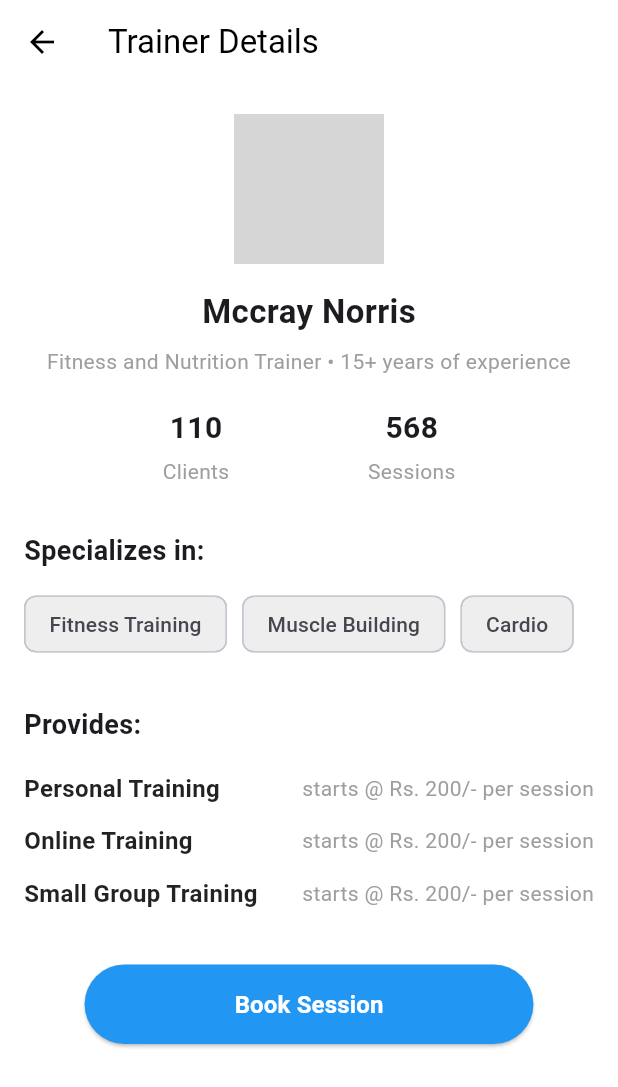
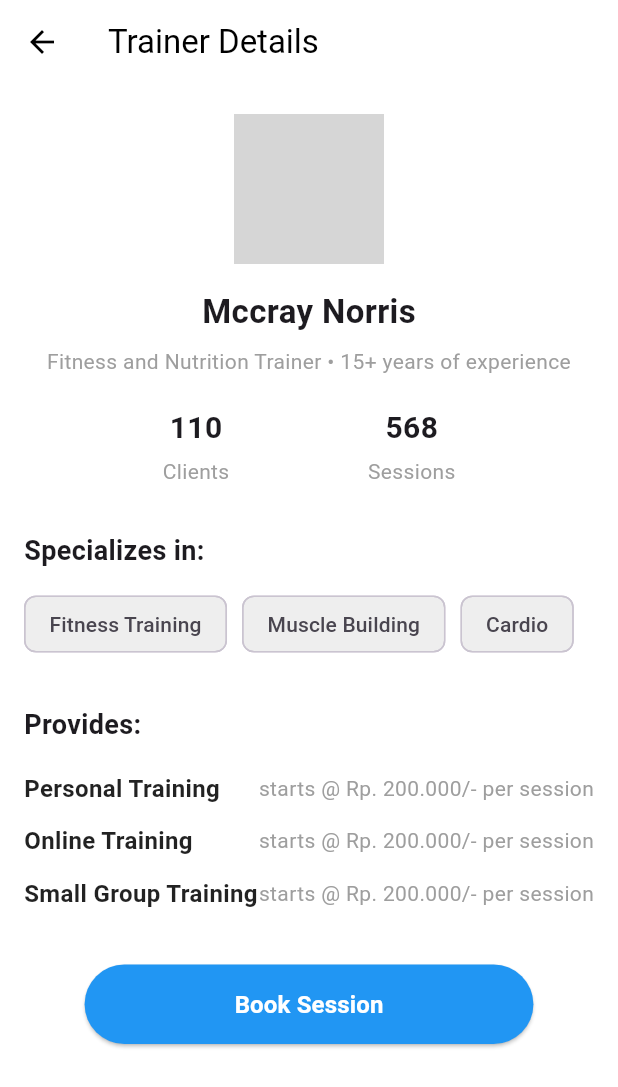
Before and after one commit to Yabes28/guidedlayout2_TUBES, a Flutter app: the NarrowLayout screen opened directly, after a tap on "Mccray Norris", on a phone screen of 412 x 824 dp. Shown: the top 1087 px of the screen. Run offline on Flutter 3.47's test engine with Material 3 defaults, Android fonts, the phone set to English and light mode, and no system bars; our stand-ins replace font_awesome_flutter; network calls fail; grey boxes are pictures that could not be loaded.

Commit message:
YABES_EDIT

```diff
--- a/lib/View/view_list.dart
+++ b/lib/View/view_list.dart
@@ -105,37 +105,43 @@ class _WideLayoutState extends State<WideLayout> {
 }
 
 class PeopleList extends StatelessWidget {
+  // Callback function yang akan dipanggil ketika pengguna memilih seorang pelatih
   final void Function(Person) onPersonTap;
 
+  // Konstruktor untuk menerima callback function
   const PeopleList({super.key, required this.onPersonTap});
 
   @override
   Widget build(BuildContext context) {
     return ListView.separated(
+      // Jumlah item dalam daftar sesuai jumlah orang dalam 'people'
       itemCount: people.length,
+      // Separator (jarak antar item) berupa SizedBox
       separatorBuilder: (context, index) => const SizedBox(height: 12),
+      // Builder untuk setiap item dalam daftar
       itemBuilder: (context, index) {
-        final person = people[index];
+        final person = people[index]; // Mendapatkan data pelatih berdasarkan index
         return Card(
+          // Membuat elemen ListTile menjadi berbentuk kotak dengan sudut melengkung
           shape: RoundedRectangleBorder(
             borderRadius: BorderRadius.circular(15),
           ),
-          elevation: 2,
+          elevation: 2, // Memberikan bayangan pada Card
           child: ListTile(
-            contentPadding: const EdgeInsets.all(12.0),
+            contentPadding: const EdgeInsets.all(12.0), // Jarak dalam konten
             leading: CircleAvatar(
-              radius: 30,
-              backgroundImage: NetworkImage(person.picture),
+              radius: 30, // Ukuran avatar
+              backgroundImage: NetworkImage(person.picture), // Gambar profil
             ),
             title: Text(
-              person.name,
+              person.name, // Nama pelatih
               style: const TextStyle(
                 fontWeight: FontWeight.w500,
                 fontSize: 16,
               ),
             ),
-            trailing: const Icon(Icons.arrow_forward_ios, size: 16),
-            onTap: () => onPersonTap(person),
+            trailing: const Icon(Icons.arrow_forward_ios, size: 16), // Icon di sebelah kanan
+            onTap: () => onPersonTap(person), // Memanggil fungsi callback saat item ditekan
           ),
         );
       },
@@ -144,58 +150,60 @@ class PeopleList extends StatelessWidget {
 }
 
 class PersonDetail extends StatelessWidget {
+  // Objek pelatih yang akan ditampilkan detailnya
   final Person person;
 
+  // Konstruktor menerima objek pelatih
   const PersonDetail(this.person, {super.key});
 
   @override
   Widget build(BuildContext context) {
     return Scaffold(
-      backgroundColor: Colors.white,
+      backgroundColor: Colors.white, // Latar belakang layar putih
       body: SingleChildScrollView(
-        padding: const EdgeInsets.symmetric(horizontal: 16, vertical: 20),
+        padding: const EdgeInsets.symmetric(horizontal: 16, vertical: 20), // Padding konten
         child: Column(
-          crossAxisAlignment: CrossAxisAlignment.start,
+          crossAxisAlignment: CrossAxisAlignment.start, // Menyusun konten ke kiri
           children: [
-            // Profile Picture and Stats
+            // Bagian profil dan statistik
             Center(
               child: Column(
                 children: [
                   CircleAvatar(
-                    radius: 50,
-                    backgroundImage: NetworkImage(person.picture),
+                    radius: 50, // Ukuran avatar
+                    backgroundImage: NetworkImage(person.picture), // Gambar profil
                   ),
-                  const SizedBox(height: 16),
+                  const SizedBox(height: 16), // Spasi antara avatar dan nama
                   Text(
-                    person.name,
+                    person.name, // Nama pelatih
                     style: const TextStyle(
                       fontSize: 22,
                       fontWeight: FontWeight.bold,
                     ),
                   ),
-                  const SizedBox(height: 8),
+                  const SizedBox(height: 8), // Spasi
                   const Text(
-                    "Fitness and Nutrition Trainer • 15+ years of experience",
+                    "Fitness and Nutrition Trainer • 15+ years of experience", // Deskripsi pelatih
                     textAlign: TextAlign.center,
                     style: TextStyle(
                       fontSize: 14,
                       color: Colors.grey,
                     ),
                   ),
-                  const SizedBox(height: 20),
+                  const SizedBox(height: 20), // Spasi
                   Row(
-                    mainAxisAlignment: MainAxisAlignment.spaceEvenly,
+                    mainAxisAlignment: MainAxisAlignment.spaceEvenly, // Rata tengah
                     children: const [
-                      _StatCard(label: "Clients", value: "110"),
+                      _StatCard(label: "Clients", value: "110"), // Kartu statistik
                       _StatCard(label: "Sessions", value: "568"),
                     ],
                   ),
                 ],
               ),
             ),
-            const SizedBox(height: 30),
+            const SizedBox(height: 30), // Spasi antar bagian
 
-            // Specializes In
+            // Bagian keahlian
             const Text(
               "Specializes in:",
               style: TextStyle(
@@ -203,19 +211,19 @@ class PersonDetail extends StatelessWidget {
                 fontWeight: FontWeight.bold,
               ),
             ),
-            const SizedBox(height: 12),
+            const SizedBox(height: 12), // Spasi
             Wrap(
-              spacing: 10,
-              runSpacing: 10,
+              spacing: 10, // Jarak horizontal antar item
+              runSpacing: 10, // Jarak vertikal antar item
               children: const [
-                _SpecializationChip(label: "Fitness Training"),
+                _SpecializationChip(label: "Fitness Training"), // Chip keahlian
                 _SpecializationChip(label: "Muscle Building"),
                 _SpecializationChip(label: "Cardio"),
               ],
             ),
             const SizedBox(height: 30),
 
-            // Provides
+            // Bagian layanan yang ditawarkan
             const Text(
               "Provides:",
               style: TextStyle(
@@ -226,34 +234,34 @@ class PersonDetail extends StatelessWidget {
             const SizedBox(height: 12),
             const _ServiceRow(
               service: "Personal Training",
-              price: "starts @ Rs. 200/- per session",
+              price: "starts @ Rp. 200.000/- per session",
             ),
             const _ServiceRow(
               service: "Online Training",
-              price: "starts @ Rs. 200/- per session",
+              price: "starts @ Rp. 200.000/- per session",
             ),
             const _ServiceRow(
               service: "Small Group Training",
-              price: "starts @ Rs. 200/- per session",
+              price: "starts @ Rp. 200.000/- per session",
             ),
             const SizedBox(height: 30),
 
-            // Book Session Button
+            // Tombol booking sesi
             Center(
               child: ElevatedButton(
                 onPressed: () {
-                  // TODO: Handle Book Session Action
+                  // TODO: Tambahkan fungsi booking
                 },
                 style: ElevatedButton.styleFrom(
-                  backgroundColor: Colors.blue,
+                  backgroundColor: Colors.blue, // Warna tombol
                   padding:
                       const EdgeInsets.symmetric(horizontal: 100, vertical: 15),
                   shape: RoundedRectangleBorder(
-                    borderRadius: BorderRadius.circular(30),
+                    borderRadius: BorderRadius.circular(30), // Sudut melengkung tombol
                   ),
                 ),
                 child: const Text(
-                  "Book Session",
+                  "Book Session", // Teks tombol
                   style: TextStyle(
                     fontSize: 16,
                     fontWeight: FontWeight.bold,
@@ -269,9 +277,10 @@ class PersonDetail extends StatelessWidget {
   }
 }
 
+
 class _StatCard extends StatelessWidget {
-  final String label;
-  final String value;
+  final String label; // Label (misalnya: "Clients")
+  final String value; // Nilai (misalnya: "110")
 
   const _StatCard({required this.label, required this.value, Key? key})
       : super(key: key);
@@ -318,8 +327,8 @@ class _SpecializationChip extends StatelessWidget {
 }
 
 class _ServiceRow extends StatelessWidget {
-  final String service;
-  final String price;
+  final String service; // Nama layanan
+  final String price; // Harga layanan
 
   const _ServiceRow({required this.service, required this.price, Key? key})
       : super(key: key);
```
